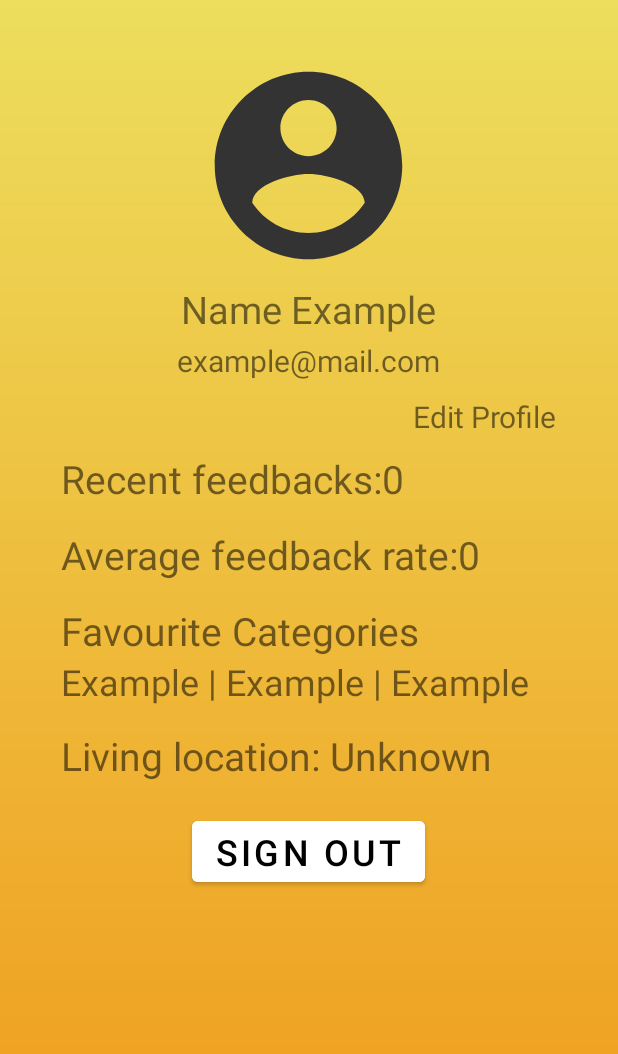
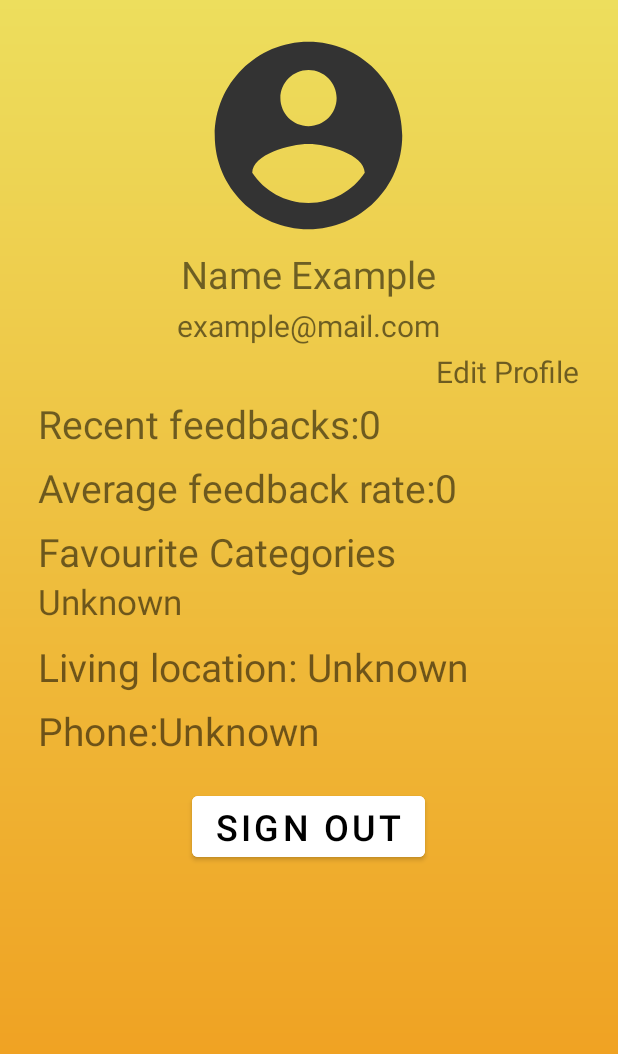
Before and after one commit to rasul-isk/ProX, an Android app: the layout fragment_profile.xml on its own in the app's theme, with its tools: preview values and no code run, on a phone screen of 412 x 824 dp. Shown: the top 1054 px of the screen. Run offline under Robolectric (Android 15) with nearby library versions, the phone set to English and light mode, and no system bars.

Commit message:
Profile section ready (excluding profile edit)

```diff
--- a/app/src/main/java/com/example/prox/Login.java
+++ b/app/src/main/java/com/example/prox/Login.java
@@ -84,7 +84,7 @@ public class Login extends Fragment {
                             field[0] = "username";
                             field[1] = "password";
                             //Creating array for data
-                            String[] data = new String[4];
+                            String[] data = new String[2];
                             data[0] = username;
                             data[1] = password;
                             PutData putData = new PutData("http://172.16.23.134/LoginRegister/login.php", "POST", field, data);
@@ -102,7 +102,7 @@ public class Login extends Fragment {
                                         editor.commit();
 
 
-                                        ProfileFragment newFragment = new ProfileFragment();
+                                        Profile newFragment = new Profile();
                                         ReplaceFragment(newFragment);
                                     } else {
                                         Toast.makeText(getActivity(), result, Toast.LENGTH_SHORT).show();
--- a/app/src/main/java/com/example/prox/MapFragment.java
+++ b/app/src/main/java/com/example/prox/Map.java
@@ -12,7 +12,7 @@ import androidx.lifecycle.ViewModelProvider;
 import com.example.prox.R;
 import com.example.prox.databinding.FragmentMapBinding;
 
-public class MapFragment extends Fragment {
+public class Map extends Fragment {
 
     private FragmentMapBinding binding;
 
--- a/app/src/main/res/layout/fragment_map.xml
+++ b/app/src/main/res/layout/fragment_map.xml
@@ -4,7 +4,7 @@
     xmlns:tools="http://schemas.android.com/tools"
     android:layout_width="match_parent"
     android:layout_height="match_parent"
-    tools:context=".MapFragment"
+    tools:context=".Map"
     android:background="@drawable/main_bg"
     android:orientation="vertical"
     android:padding="25dp"
--- a/app/src/main/res/layout/fragment_profile.xml
+++ b/app/src/main/res/layout/fragment_profile.xml
@@ -4,7 +4,7 @@
     xmlns:tools="http://schemas.android.com/tools"
     android:layout_width="match_parent"
     android:layout_height="match_parent"
-    tools:context=".ProfileFragment"
+    tools:context=".Profile"
     android:background="@drawable/main_bg"
     android:orientation="vertical"
     android:padding="25dp"
@@ -16,8 +16,7 @@
     <LinearLayout
         android:layout_width="match_parent"
         android:layout_height="wrap_content"
-        android:layout_marginHorizontal="15dp"
-        android:layout_marginTop="10dp"
+        android:layout_marginTop="-10dp"
         android:orientation="vertical">
 
         <ImageButton
@@ -33,7 +32,6 @@
             android:layout_width="wrap_content"
             android:layout_height="wrap_content"
             android:layout_gravity="center"
-            android:layout_marginTop="3dp"
             android:text="@string/name_example"
             android:textSize="25sp" />
 
@@ -51,7 +49,7 @@
             android:layout_width="wrap_content"
             android:layout_height="wrap_content"
             android:layout_gravity="right"
-            android:layout_marginTop="10dp"
+            android:layout_marginTop="3dp"
             android:text="@string/edit_profile"
             android:textSize="20sp" />
 
@@ -59,7 +57,7 @@
         <LinearLayout
             android:layout_width="wrap_content"
             android:layout_height="wrap_content"
-            android:layout_marginTop="10dp"
+            android:layout_marginTop="3dp"
             android:orientation="horizontal">
 
             <TextView
@@ -83,7 +81,7 @@
         <LinearLayout
             android:layout_width="wrap_content"
             android:layout_height="wrap_content"
-            android:layout_marginTop="15dp"
+            android:layout_marginTop="7dp"
             android:orientation="horizontal">
 
             <TextView
@@ -110,7 +108,7 @@
             android:layout_width="wrap_content"
             android:layout_height="wrap_content"
             android:layout_gravity="left"
-            android:layout_marginTop="15dp"
+            android:layout_marginTop="7dp"
             android:text="@string/favourite_categories"
             android:textSize="26sp" />
 
@@ -119,13 +117,13 @@
             android:layout_width="wrap_content"
             android:layout_height="wrap_content"
             android:layout_gravity="left"
-            android:text="Example | Example | Example"
-            android:textSize="24sp" />
+            android:text="@string/unknown"
+            android:textSize="23sp" />
 
         <LinearLayout
             android:layout_width="wrap_content"
             android:layout_height="wrap_content"
-            android:layout_marginTop="15dp"
+            android:layout_marginTop="10dp"
             android:orientation="horizontal">
 
             <TextView
@@ -138,6 +136,30 @@
 
             <TextView
                 android:id="@+id/location"
+                android:layout_width="wrap_content"
+                android:layout_height="wrap_content"
+                android:layout_gravity="left"
+                android:text="@string/unknown"
+                android:textSize="26sp" />
+
+        </LinearLayout>
+
+        <LinearLayout
+            android:layout_width="wrap_content"
+            android:layout_height="wrap_content"
+            android:layout_marginTop="7dp"
+            android:orientation="horizontal">
+
+            <TextView
+                android:id="@+id/phone_text"
+                android:layout_width="wrap_content"
+                android:layout_height="wrap_content"
+                android:layout_gravity="left"
+                android:text="@string/phone"
+                android:textSize="26sp" />
+
+            <TextView
+                android:id="@+id/phone"
                 android:layout_width="wrap_content"
                 android:layout_height="wrap_content"
                 android:layout_gravity="left"
--- a/app/src/main/res/layout/profile_edit.xml
+++ b/app/src/main/res/layout/profile_edit.xml
@@ -4,7 +4,7 @@
     xmlns:tools="http://schemas.android.com/tools"
     android:layout_width="match_parent"
     android:layout_height="match_parent"
-    tools:context=".ProfileFragment"
+    tools:context=".Profile"
     android:background="@drawable/main_bg"
     android:orientation="vertical"
     android:padding="25dp"
--- a/app/src/main/res/navigation/mobile_navigation.xml
+++ b/app/src/main/res/navigation/mobile_navigation.xml
@@ -13,13 +13,13 @@
 
     <fragment
         android:id="@+id/navigation_map"
-        android:name="com.example.prox.MapFragment"
+        android:name="com.example.prox.Map"
         android:label="title_map"
         tools:layout="@layout/fragment_map" />
 
     <fragment
         android:id="@+id/navigation_profile"
-        android:name="com.example.prox.ProfileFragment"
+        android:name="com.example.prox.Profile"
         android:label="title_profile"
         tools:layout="@layout/fragment_profile" />
 
--- a/app/src/main/res/values/strings.xml
+++ b/app/src/main/res/values/strings.xml
@@ -24,4 +24,5 @@
     <string name="favourite_categories">Favourite Categories</string>
     <string name="unknown">Unknown</string>
     <string name="zero">0</string>
+    <string name="phone">Phone\:\ </string>
 </resources>
```
Also changed, not shown: app/src/main/java/com/example/prox/Profile.java (added, +127 -0 lines), app/src/main/java/com/example/prox/ProfileFragment.java (deleted, +0 -67 lines), app/src/main/java/com/example/prox/Profile_edit.java (renamed from app/src/main/java/com/example/prox/profile_edit.java, +3 -4 lines).
